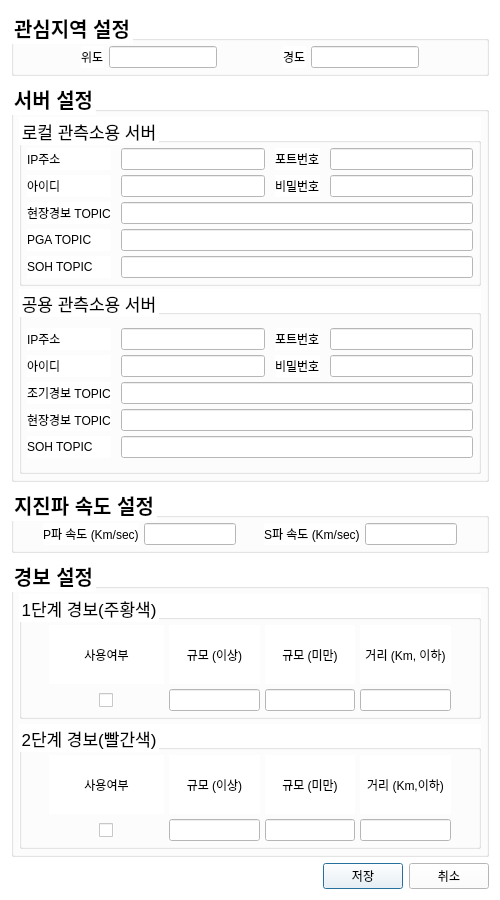
hayoungdaddy/KGOM, file configuration.ui: the form before one commit.
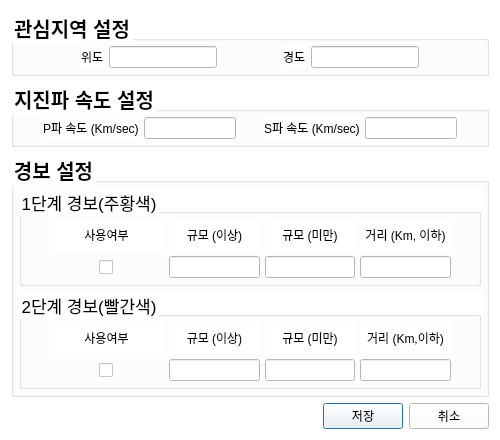
The form after the commit.

The edit to the form file:
```diff
--- a/configuration.ui
+++ b/configuration.ui
@@ -7,7 +7,7 @@
     <x>0</x>
     <y>0</y>
     <width>500</width>
-    <height>900</height>
+    <height>440</height>
    </rect>
   </property>
   <property name="windowTitle">
@@ -127,341 +127,6 @@
      </layout>
     </widget>
    </item>
-   <item>
-    <widget class="QGroupBox" name="groupBox_2">
-     <property name="sizePolicy">
-      <sizepolicy hsizetype="Preferred" vsizetype="Expanding">
-       <horstretch>0</horstretch>
-       <verstretch>0</verstretch>
-      </sizepolicy>
-     </property>
-     <property name="font">
-      <font>
-       <pointsize>15</pointsize>
-       <weight>75</weight>
-       <bold>true</bold>
-      </font>
-     </property>
-     <property name="title">
-      <string>서버 설정</string>
-     </property>
-     <layout class="QVBoxLayout" name="verticalLayout_2">
-      <property name="spacing">
-       <number>3</number>
-      </property>
-      <property name="leftMargin">
-       <number>5</number>
-      </property>
-      <property name="topMargin">
-       <number>5</number>
-      </property>
-      <property name="rightMargin">
-       <number>5</number>
-      </property>
-      <property name="bottomMargin">
-       <number>5</number>
-      </property>
-      <item>
-       <widget class="QGroupBox" name="groupBox_5">
-        <property name="sizePolicy">
-         <sizepolicy hsizetype="Preferred" vsizetype="Fixed">
-          <horstretch>0</horstretch>
-          <verstretch>0</verstretch>
-         </sizepolicy>
-        </property>
-        <property name="minimumSize">
-         <size>
-          <width>0</width>
-          <height>160</height>
-         </size>
-        </property>
-        <property name="font">
-         <font>
-          <pointsize>13</pointsize>
-         </font>
-        </property>
-        <property name="title">
-         <string>로컬 관측소용 서버</string>
-        </property>
-        <layout class="QVBoxLayout" name="verticalLayout_4">
-         <property name="spacing">
-          <number>5</number>
-         </property>
-         <property name="leftMargin">
-          <number>5</number>
-         </property>
-         <property name="topMargin">
-          <number>5</number>
-         </property>
-         <property name="rightMargin">
-          <number>5</number>
-         </property>
-         <property name="bottomMargin">
-          <number>5</number>
-         </property>
-         <item>
-          <layout class="QGridLayout" name="gridLayout_9">
-           <property name="horizontalSpacing">
-            <number>10</number>
-           </property>
-           <property name="verticalSpacing">
-            <number>5</number>
-           </property>
-           <item row="0" column="0">
-            <widget class="QLabel" name="label_13">
-             <property name="text">
-              <string>IP주소</string>
-             </property>
-            </widget>
-           </item>
-           <item row="0" column="1">
-            <widget class="QLineEdit" name="localAmqIpLE">
-             <property name="enabled">
-              <bool>false</bool>
-             </property>
-            </widget>
-           </item>
-           <item row="1" column="1">
-            <widget class="QLineEdit" name="localAmqIdLE">
-             <property name="enabled">
-              <bool>false</bool>
-             </property>
-            </widget>
-           </item>
-           <item row="1" column="3">
-            <widget class="QLineEdit" name="localAmqPwLE">
-             <property name="enabled">
-              <bool>false</bool>
-             </property>
-            </widget>
-           </item>
-           <item row="2" column="0">
-            <widget class="QLabel" name="label_17">
-             <property name="text">
-              <string>현장경보 TOPIC</string>
-             </property>
-            </widget>
-           </item>
-           <item row="0" column="3">
-            <widget class="QLineEdit" name="localAmqPortLE">
-             <property name="enabled">
-              <bool>false</bool>
-             </property>
-            </widget>
-           </item>
-           <item row="4" column="1" colspan="3">
-            <widget class="QLineEdit" name="localAmqSohTopicLE">
-             <property name="enabled">
-              <bool>false</bool>
-             </property>
-            </widget>
-           </item>
-           <item row="1" column="2">
-            <widget class="QLabel" name="label_38">
-             <property name="text">
-              <string>비밀번호</string>
-             </property>
-            </widget>
-           </item>
-           <item row="2" column="1" colspan="3">
-            <widget class="QLineEdit" name="localAmqPickTopicLE">
-             <property name="enabled">
-              <bool>false</bool>
-             </property>
-            </widget>
-           </item>
-           <item row="4" column="0">
-            <widget class="QLabel" name="label_40">
-             <property name="text">
-              <string>SOH TOPIC</string>
-             </property>
-            </widget>
-           </item>
-           <item row="0" column="2">
-            <widget class="QLabel" name="label_14">
-             <property name="text">
-              <string>포트번호</string>
-             </property>
-            </widget>
-           </item>
-           <item row="1" column="0">
-            <widget class="QLabel" name="label_39">
-             <property name="text">
-              <string>아이디</string>
-             </property>
-            </widget>
-           </item>
-           <item row="3" column="0">
-            <widget class="QLabel" name="label_5">
-             <property name="text">
-              <string>PGA TOPIC</string>
-             </property>
-            </widget>
-           </item>
-           <item row="3" column="1" colspan="3">
-            <widget class="QLineEdit" name="localAmqPGATopicLE">
-             <property name="enabled">
-              <bool>false</bool>
-             </property>
-            </widget>
-           </item>
-          </layout>
-         </item>
-        </layout>
-       </widget>
-      </item>
-      <item>
-       <widget class="QGroupBox" name="groupBox_4">
-        <property name="sizePolicy">
-         <sizepolicy hsizetype="Preferred" vsizetype="Fixed">
-          <horstretch>0</horstretch>
-          <verstretch>0</verstretch>
-         </sizepolicy>
-        </property>
-        <property name="minimumSize">
-         <size>
-          <width>0</width>
-          <height>185</height>
-         </size>
-        </property>
-        <property name="font">
-         <font>
-          <pointsize>13</pointsize>
-         </font>
-        </property>
-        <property name="title">
-         <string>공용 관측소용 서버</string>
-        </property>
-        <layout class="QVBoxLayout" name="verticalLayout_3">
-         <property name="spacing">
-          <number>5</number>
-         </property>
-         <property name="leftMargin">
-          <number>5</number>
-         </property>
-         <property name="topMargin">
-          <number>5</number>
-         </property>
-         <property name="rightMargin">
-          <number>5</number>
-         </property>
-         <property name="bottomMargin">
-          <number>5</number>
-         </property>
-         <item>
-          <layout class="QGridLayout" name="gridLayout_8">
-           <property name="horizontalSpacing">
-            <number>10</number>
-           </property>
-           <property name="verticalSpacing">
-            <number>5</number>
-           </property>
-           <item row="0" column="2">
-            <widget class="QLabel" name="label_27">
-             <property name="text">
-              <string>포트번호</string>
-             </property>
-            </widget>
-           </item>
-           <item row="0" column="0">
-            <widget class="QLabel" name="label_32">
-             <property name="text">
-              <string>IP주소</string>
-             </property>
-            </widget>
-           </item>
-           <item row="1" column="2">
-            <widget class="QLabel" name="label_33">
-             <property name="text">
-              <string>비밀번호</string>
-             </property>
-            </widget>
-           </item>
-           <item row="1" column="3">
-            <widget class="QLineEdit" name="kigamAmqPwLE">
-             <property name="enabled">
-              <bool>false</bool>
-             </property>
-            </widget>
-           </item>
-           <item row="0" column="3">
-            <widget class="QLineEdit" name="kigamAmqPortLE">
-             <property name="enabled">
-              <bool>false</bool>
-             </property>
-            </widget>
-           </item>
-           <item row="2" column="0">
-            <widget class="QLabel" name="label_34">
-             <property name="text">
-              <string>조기경보 TOPIC</string>
-             </property>
-            </widget>
-           </item>
-           <item row="3" column="0">
-            <widget class="QLabel" name="label_35">
-             <property name="text">
-              <string>현장경보 TOPIC</string>
-             </property>
-            </widget>
-           </item>
-           <item row="0" column="1">
-            <widget class="QLineEdit" name="kigamAmqIpLE">
-             <property name="enabled">
-              <bool>false</bool>
-             </property>
-            </widget>
-           </item>
-           <item row="1" column="0">
-            <widget class="QLabel" name="label_36">
-             <property name="text">
-              <string>아이디</string>
-             </property>
-            </widget>
-           </item>
-           <item row="1" column="1">
-            <widget class="QLineEdit" name="kigamAmqIdLE">
-             <property name="enabled">
-              <bool>false</bool>
-             </property>
-            </widget>
-           </item>
-           <item row="4" column="0">
-            <widget class="QLabel" name="label_37">
-             <property name="text">
-              <string>SOH TOPIC</string>
-             </property>
-            </widget>
-           </item>
-           <item row="2" column="1" colspan="3">
-            <widget class="QLineEdit" name="kigamAmqEewTopicLE">
-             <property name="enabled">
-              <bool>false</bool>
-             </property>
-            </widget>
-           </item>
-           <item row="3" column="1" colspan="3">
-            <widget class="QLineEdit" name="kigamAmqPickTopicLE">
-             <property name="enabled">
-              <bool>false</bool>
-             </property>
-            </widget>
-           </item>
-           <item row="4" column="1" colspan="3">
-            <widget class="QLineEdit" name="kigamAmqSohTopicLE">
-             <property name="enabled">
-              <bool>false</bool>
-             </property>
-            </widget>
-           </item>
-          </layout>
-         </item>
-        </layout>
-       </widget>
-      </item>
-     </layout>
-    </widget>
-   </item>
    <item>
     <widget class="QGroupBox" name="groupBox_9">
      <property name="font">
```
Left out of the diff: 13 changed lines with no effect on the pictures.
